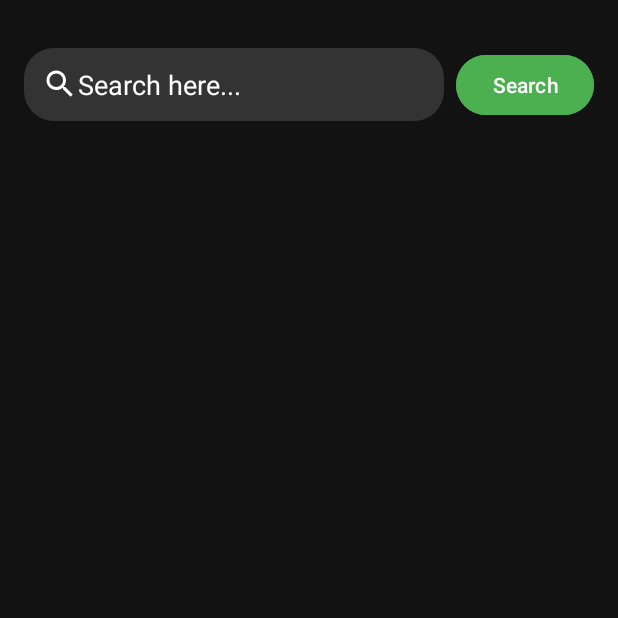
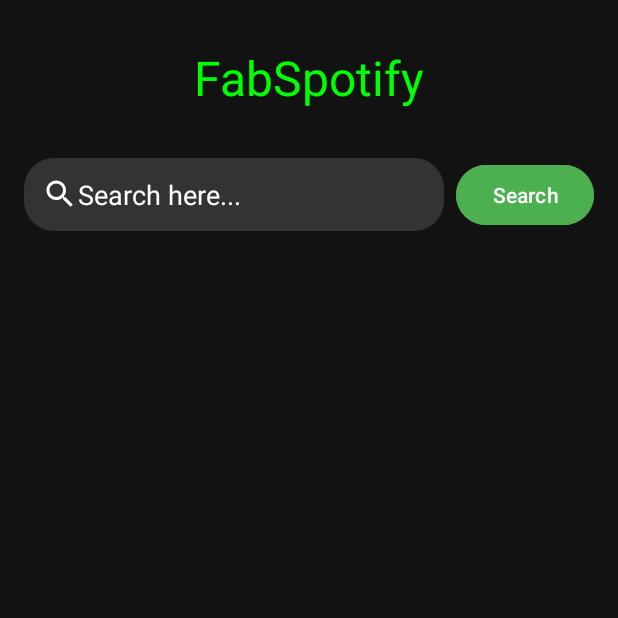
Before and after one commit to THE-FABI7/Music_app, an Android app: the screen it shows after launch (MainActivity), on a phone screen of 412 x 824 dp, the top half of it. Run offline under Robolectric (Android 15) with nearby library versions, the phone set to English and light mode, and no system bars.

Commit message:
Implementación de la clase result y mejoras en el front de la aplicacion:

```diff
--- a/app/src/main/java/com/example/applemusic/Datasource/ApleeMusicServiceApi.java
+++ b/app/src/main/java/com/example/applemusic/Datasource/ApleeMusicServiceApi.java
@@ -24,4 +24,8 @@ public class ApleeMusicServiceApi {
     }
 
 
+
+
+
+
 }
--- a/app/src/main/res/layout/activity_main.xml
+++ b/app/src/main/res/layout/activity_main.xml
@@ -6,6 +6,19 @@
     android:layout_height="match_parent"
     android:background="#121212"
     tools:context=".ui.MainActivity">
+
+    <TextView
+        android:id="@+id/title_app"
+        android:layout_width="0dp"
+        android:layout_height="wrap_content"
+        android:layout_marginTop="30dp"
+        android:text="FabSpotify"
+        android:textSize="32sp"
+        android:textColor="#00FF00"
+        android:textAlignment="center"
+        app:layout_constraintTop_toTopOf="parent"
+        app:layout_constraintStart_toStartOf="parent"
+        app:layout_constraintEnd_toEndOf="parent" />
 
     <EditText
         android:id="@+id/search_field"
@@ -20,7 +33,7 @@
         android:padding="12dp"
         android:textColor="#FFFFFF"
         android:drawableLeft="@drawable/ic_search"
-        app:layout_constraintTop_toTopOf="parent"
+        app:layout_constraintTop_toBottomOf="@id/title_app"
         app:layout_constraintStart_toStartOf="parent"
         app:layout_constraintEnd_toStartOf="@id/search_button" />
 
@@ -36,13 +49,12 @@
         app:layout_constraintBottom_toBottomOf="@id/search_field"
         app:layout_constraintEnd_toEndOf="parent" />
 
-
     <ScrollView
         android:layout_width="match_parent"
         android:layout_height="0dp"
+        android:layout_marginTop="16dp"
         app:layout_constraintTop_toBottomOf="@id/search_field"
-        app:layout_constraintBottom_toBottomOf="parent"
-        android:layout_marginTop="16dp">
+        app:layout_constraintBottom_toBottomOf="parent">
 
         <LinearLayout
             android:layout_width="match_parent"
```
